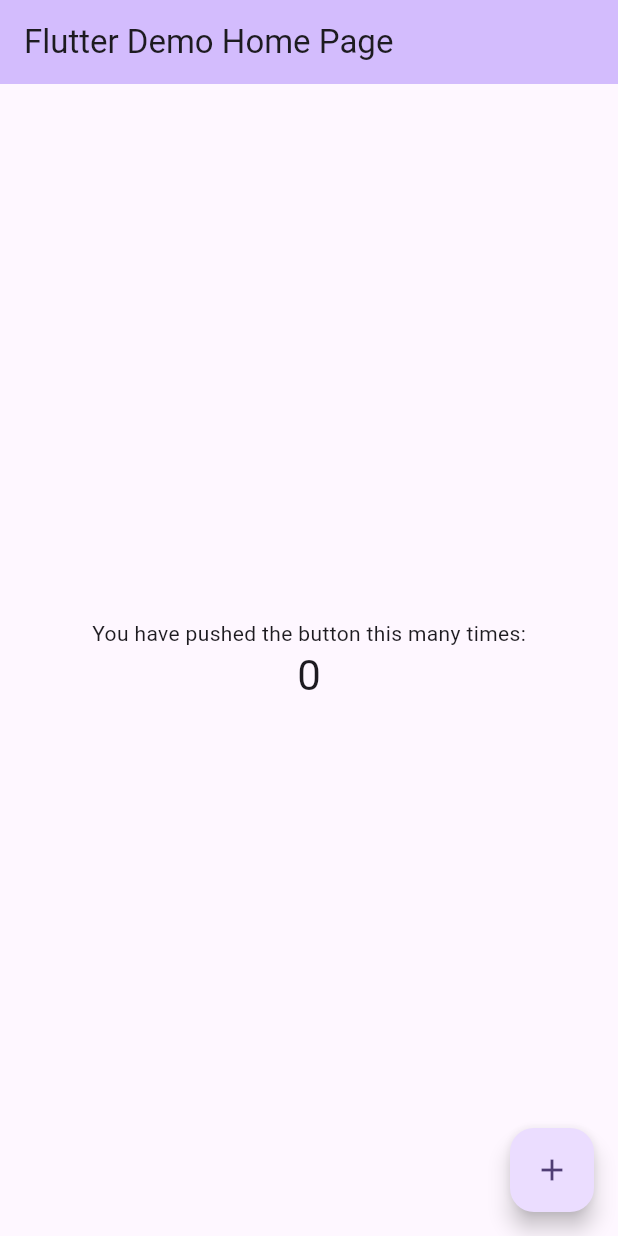
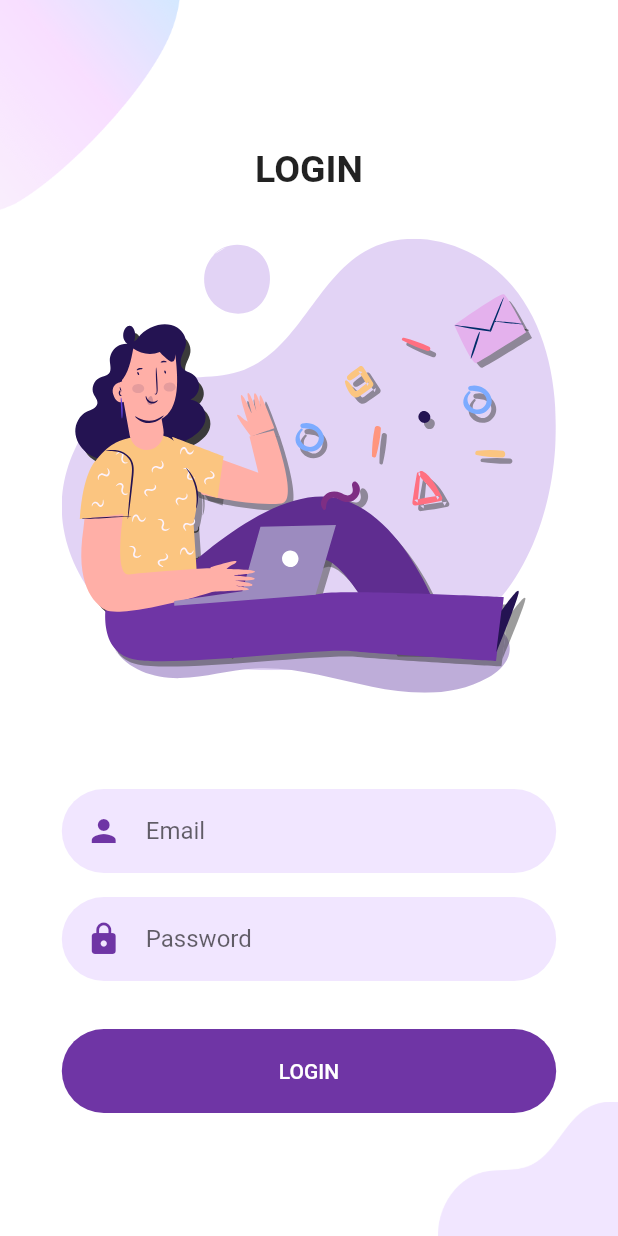
Before and after one commit to Adonis2030/User-Authentication-Flutter-Riverpod, a Flutter app: the screen it shows after launch, on a phone screen of 412 x 824 dp. Run offline on Flutter 3.47's test engine with Material 2 defaults, Android fonts, the phone set to English and light mode, and no system bars; our stand-ins replace flutter_svg, google_fonts.

Commit message:
Created login screen design

```diff
--- /dev/null
+++ b/lib/components/background.dart
@@ -0,0 +1,43 @@
+import 'package:flutter/material.dart';
+
+class Background extends StatelessWidget {
+  final Widget child;
+  const Background({
+    Key? key,
+    required this.child,
+    this.topImage = "assets/images/main_top.png",
+    this.bottomImage = "assets/images/login_bottom.png",
+  }) : super(key: key);
+
+  final String topImage, bottomImage;
+
+  @override
+  Widget build(BuildContext context) {
+    return Scaffold(
+      resizeToAvoidBottomInset: false,
+      body: SizedBox(
+        width: double.infinity,
+        height: MediaQuery.of(context).size.height,
+        child: Stack(
+          alignment: Alignment.center,
+          children: <Widget>[
+            Positioned(
+              top: 0,
+              left: 0,
+              child: Image.asset(
+                topImage,
+                width: 120,
+              ),
+            ),
+            Positioned(
+              bottom: 0,
+              right: 0,
+              child: Image.asset(bottomImage, width: 120),
+            ),
+            SafeArea(child: child),
+          ],
+        ),
+      ),
+    );
+  }
+}
--- /dev/null
+++ b/lib/components/error_message.dart
@@ -0,0 +1,21 @@
+import 'package:flutter/material.dart';
+import 'package:user_authentication/constants/constants.dart';
+
+class ErrorMessage extends StatelessWidget {
+  final String message;
+
+  const ErrorMessage({required this.message, Key? key}) : super(key: key);
+
+  @override
+  Widget build(BuildContext context) {
+    return Padding(
+      padding: const EdgeInsets.symmetric(vertical: Constants.defaultPadding),
+      child: RichText(
+        text: TextSpan(
+          text: message,
+          style: const TextStyle(color: Constants.errorColor),
+        ),
+      ),
+    );
+  }
+}
--- /dev/null
+++ b/lib/components/login/login_button.dart
@@ -0,0 +1,37 @@
+import 'package:flutter/material.dart';
+
+class LoginButton extends StatelessWidget {
+  final TextEditingController emailController;
+  final TextEditingController passwordController;
+  final GlobalKey<FormState> formKey;
+  final Function(String) onError;
+
+  const LoginButton(
+      {required this.emailController,
+      required this.passwordController,
+      required this.formKey,
+      required this.onError,
+      Key? key})
+      : super(key: key);
+
+  @override
+  Widget build(BuildContext context) {
+    return Hero(
+      tag: "login_btn",
+      child: ElevatedButton(
+        onPressed: () async {
+          if (formKey.currentState!.validate()) {
+            final navigator = Navigator.of(context);
+            final body = {
+              "email": emailController.text,
+              "password": passwordController.text
+            };
+          }
+        },
+        child: Text(
+          "Login".toUpperCase(),
+        ),
+      ),
+    );
+  }
+}
--- /dev/null
+++ b/lib/components/login/login_email.dart
@@ -0,0 +1,29 @@
+import 'package:flutter/material.dart';
+import 'package:user_authentication/constants/constants.dart';
+
+class EmailInput extends StatelessWidget {
+  final TextEditingController controller;
+  final FormFieldValidator<String> validator;
+
+  const EmailInput(
+      {required this.controller, required this.validator, Key? key})
+      : super(key: key);
+
+  @override
+  Widget build(BuildContext context) {
+    return TextFormField(
+      keyboardType: TextInputType.emailAddress,
+      textInputAction: TextInputAction.next,
+      cursorColor: Constants.kPrimaryColor,
+      controller: controller,
+      validator: validator,
+      decoration: const InputDecoration(
+        hintText: "Email",
+        prefixIcon: Padding(
+          padding: EdgeInsets.all(Constants.defaultPadding),
+          child: Icon(Icons.person),
+        ),
+      ),
+    );
+  }
+}
--- /dev/null
+++ b/lib/components/login/login_form.dart
@@ -0,0 +1,80 @@
+import 'package:flutter/material.dart';
+import 'package:user_authentication/components/error_message.dart';
+import 'package:user_authentication/components/login/login_email.dart';
+import 'package:user_authentication/components/login/login_password.dart';
+import 'package:user_authentication/components/login/login_button.dart';
+import 'package:user_authentication/constants/constants.dart';
+
+class LoginForm extends StatefulWidget {
+  const LoginForm({Key? key}) : super(key: key);
+
+  @override
+  LoginFormState createState() => LoginFormState();
+}
+
+class LoginFormState extends State<LoginForm> {
+  final emailController = TextEditingController();
+  final passwordController = TextEditingController();
+  final GlobalKey<FormState> _formKey = GlobalKey<FormState>();
+
+  String notification = "";
+  @override
+  void initState() {
+    super.initState();
+  }
+
+  @override
+  void dispose() {
+    emailController.dispose();
+    passwordController.dispose();
+    super.dispose();
+  }
+
+  void handleError(String error) {
+    setState(() {
+      notification = error;
+    });
+  }
+
+  @override
+  Widget build(BuildContext context) {
+    return Form(
+      key: _formKey,
+      child: Column(
+        children: [
+          ErrorMessage(message: notification),
+          EmailInput(
+            controller: emailController,
+            validator: (String? value) {
+              if (value == null ||
+                  !RegExp("^[a-zA-Z0-9+_.-]+@[a-zA-Z0-9.-]+.[a-z]")
+                      .hasMatch(value)) {
+                return 'Please enter a valid Email';
+              }
+              return null;
+            },
+          ),
+          PasswordInput(
+            controller: passwordController,
+            validator: (String? value) {
+              if (value!.isEmpty) {
+                return 'Please enter your password';
+              }
+              return null;
+            },
+          ),
+          const SizedBox(height: Constants.defaultPadding),
+          LoginButton(
+            emailController: emailController,
+            passwordController: passwordController,
+            formKey: _formKey,
+            onError: handleError,
+          ),
+          const SizedBox(
+            height: Constants.defaultPadding,
+          ),
+        ],
+      ),
+    );
+  }
+}
--- /dev/null
+++ b/lib/components/login/login_password.dart
@@ -0,0 +1,32 @@
+import 'package:flutter/material.dart';
+import 'package:user_authentication/constants/constants.dart';
+
+class PasswordInput extends StatelessWidget {
+  final TextEditingController controller;
+  final FormFieldValidator<String> validator;
+
+  const PasswordInput(
+      {required this.controller, required this.validator, Key? key})
+      : super(key: key);
+
+  @override
+  Widget build(BuildContext context) {
+    return Padding(
+      padding: const EdgeInsets.symmetric(vertical: Constants.defaultPadding),
+      child: TextFormField(
+        textInputAction: TextInputAction.done,
+        obscureText: true,
+        cursorColor: Constants.kPrimaryColor,
+        controller: controller,
+        validator: validator,
+        decoration: const InputDecoration(
+          hintText: "Password",
+          prefixIcon: Padding(
+            padding: EdgeInsets.all(Constants.defaultPadding),
+            child: Icon(Icons.lock),
+          ),
+        ),
+      ),
+    );
+  }
+}
--- /dev/null
+++ b/lib/components/login/login_screen_top_image.dart
@@ -0,0 +1,35 @@
+import 'package:flutter/material.dart';
+import 'package:flutter_svg/flutter_svg.dart';
+import 'package:google_fonts/google_fonts.dart';
+import 'package:user_authentication/constants/constants.dart';
+
+class LoginScreenTopImage extends StatelessWidget {
+  const LoginScreenTopImage({
+    Key? key,
+  }) : super(key: key);
+
+  @override
+  Widget build(BuildContext context) {
+    return Column(
+      children: [
+        const SizedBox(height: Constants.defaultPadding * 2),
+        Text(
+          "LOGIN",
+          style: GoogleFonts.roboto(fontSize: 25, fontWeight: FontWeight.bold),
+        ),
+        const SizedBox(height: Constants.defaultPadding * 2),
+        Row(
+          children: [
+            const Spacer(),
+            Expanded(
+              flex: 8,
+              child: SvgPicture.asset('assets/svg/login.svg'),
+            ),
+            const Spacer(),
+          ],
+        ),
+        const SizedBox(height: Constants.defaultPadding),
+      ],
+    );
+  }
+}
--- /dev/null
+++ b/lib/constants/constants.dart
@@ -0,0 +1,9 @@
+import 'package:flutter/material.dart';
+
+abstract class Constants {
+  static const kPrimaryColor = Color(0xFF6F35A5);
+  static const kPrimaryLightColor = Color(0xFFF1E6FF);
+  static const errorColor = Color(0xFFF53636);
+
+  static const double defaultPadding = 16.0;
+}
--- a/lib/main.dart
+++ b/lib/main.dart
@@ -1,4 +1,6 @@
 import 'package:flutter/material.dart';
+import 'package:user_authentication/constants/constants.dart';
+import 'package:user_authentication/screens/login_screen.dart';
 
 void main() {
   runApp(const MyApp());
@@ -11,115 +13,34 @@ class MyApp extends StatelessWidget {
   @override
   Widget build(BuildContext context) {
     return MaterialApp(
-      title: 'Flutter Demo',
+      debugShowCheckedModeBanner: false,
+      title: 'User Authentication',
       theme: ThemeData(
-        // This is the theme of your application.
-        //
-        // TRY THIS: Try running your application with "flutter run". You'll see
-        // the application has a blue toolbar. Then, without quitting the app,
-        // try changing the seedColor in the colorScheme below to Colors.green
-        // and then invoke "hot reload" (save your changes or press the "hot
-        // reload" button in a Flutter-supported IDE, or press "r" if you used
-        // the command line to start the app).
-        //
-        // Notice that the counter didn't reset back to zero; the application
-        // state is not lost during the reload. To reset the state, use hot
-        // restart instead.
-        //
-        // This works for code too, not just values: Most code changes can be
-        // tested with just a hot reload.
-        colorScheme: ColorScheme.fromSeed(seedColor: Colors.deepPurple),
-        useMaterial3: true,
-      ),
-      home: const MyHomePage(title: 'Flutter Demo Home Page'),
+          primaryColor: Constants.kPrimaryColor,
+          scaffoldBackgroundColor: Colors.white,
+          elevatedButtonTheme: ElevatedButtonThemeData(
+            style: ElevatedButton.styleFrom(
+              elevation: 0,
+              backgroundColor: Constants.kPrimaryColor,
+              shape: const StadiumBorder(),
+              maximumSize: const Size(double.infinity, 56),
+              minimumSize: const Size(double.infinity, 56),
+            ),
+          ),
+          inputDecorationTheme: const InputDecorationTheme(
+            filled: true,
+            fillColor: Constants.kPrimaryLightColor,
+            iconColor: Constants.kPrimaryColor,
+            prefixIconColor: Constants.kPrimaryColor,
+            contentPadding: EdgeInsets.symmetric(
+                horizontal: Constants.defaultPadding,
+                vertical: Constants.defaultPadding),
+            border: OutlineInputBorder(
+              borderRadius: BorderRadius.all(Radius.circular(30)),
+              borderSide: BorderSide.none,
+            ),
+          )),
+      home: const LoginScreen(),
     );
   }
 }
-
-class MyHomePage extends StatefulWidget {
-  const MyHomePage({super.key, required this.title});
-
-  // This widget is the home page of your application. It is stateful, meaning
-  // that it has a State object (defined below) that contains fields that affect
-  // how it looks.
-
-  // This class is the configuration for the state. It holds the values (in this
-  // case the title) provided by the parent (in this case the App widget) and
-  // used by the build method of the State. Fields in a Widget subclass are
-  // always marked "final".
-
-  final String title;
-
-  @override
-  State<MyHomePage> createState() => _MyHomePageState();
-}
-
-class _MyHomePageState extends State<MyHomePage> {
-  int _counter = 0;
-
-  void _incrementCounter() {
-    setState(() {
-      // This call to setState tells the Flutter framework that something has
-      // changed in this State, which causes it to rerun the build method below
-      // so that the display can reflect the updated values. If we changed
-      // _counter without calling setState(), then the build method would not be
-      // called again, and so nothing would appear to happen.
-      _counter++;
-    });
-  }
-
-  @override
-  Widget build(BuildContext context) {
-    // This method is rerun every time setState is called, for instance as done
-    // by the _incrementCounter method above.
-    //
-    // The Flutter framework has been optimized to make rerunning build methods
-    // fast, so that you can just rebuild anything that needs updating rather
-    // than having to individually change instances of widgets.
-    return Scaffold(
-      appBar: AppBar(
-        // TRY THIS: Try changing the color here to a specific color (to
-        // Colors.amber, perhaps?) and trigger a hot reload to see the AppBar
-        // change color while the other colors stay the same.
-        backgroundColor: Theme.of(context).colorScheme.inversePrimary,
-        // Here we take the value from the MyHomePage object that was created by
-        // the App.build method, and use it to set our appbar title.
-        title: Text(widget.title),
-      ),
-      body: Center(
-        // Center is a layout widget. It takes a single child and positions it
-        // in the middle of the parent.
-        child: Column(
-          // Column is also a layout widget. It takes a list of children and
-          // arranges them vertically. By default, it sizes itself to fit its
-          // children horizontally, and tries to be as tall as its parent.
-          //
-          // Column has various properties to control how it sizes itself and
-          // how it positions its children. Here we use mainAxisAlignment to
-          // center the children vertically; the main axis here is the vertical
-          // axis because Columns are vertical (the cross axis would be
-          // horizontal).
-          //
-          // TRY THIS: Invoke "debug painting" (choose the "Toggle Debug Paint"
-          // action in the IDE, or press "p" in the console), to see the
-          // wireframe for each widget.
-          mainAxisAlignment: MainAxisAlignment.center,
-          children: <Widget>[
-            const Text(
-              'You have pushed the button this many times:',
-            ),
-            Text(
-              '$_counter',
-              style: Theme.of(context).textTheme.headlineMedium,
-            ),
-          ],
-        ),
-      ),
-      floatingActionButton: FloatingActionButton(
-        onPressed: _incrementCounter,
-        tooltip: 'Increment',
-        child: const Icon(Icons.add),
-      ), // This trailing comma makes auto-formatting nicer for build methods.
-    );
-  }
-}
--- /dev/null
+++ b/lib/screens/login_screen.dart
@@ -0,0 +1,66 @@
+import 'package:flutter/material.dart';
+import 'package:user_authentication/constants/constants.dart';
+import 'package:user_authentication/utils/responsive.dart';
+import 'package:user_authentication/components/background.dart';
+import 'package:user_authentication/components/login/login_screen_top_image.dart';
+import 'package:user_authentication/components/login/login_form.dart';
+
+class LoginScreen extends StatelessWidget {
+  const LoginScreen({Key? key}) : super(key: key);
+
+  @override
+  Widget build(BuildContext context) {
+    return const Background(
+      child: SingleChildScrollView(
+        child: Responsive(
+          mobile: MobileLoginScreen(),
+          desktop: Row(
+            children: [
+              Expanded(
+                child: LoginScreenTopImage(),
+              ),
+              Expanded(
+                child: Row(
+                  mainAxisAlignment: MainAxisAlignment.center,
+                  children: [
+                    SizedBox(
+                      width: 450,
+                      child: LoginForm(),
+                    ),
+                    SizedBox(height: Constants.defaultPadding * 2),
+                  ],
+                ),
+              ),
+            ],
+          ),
+        ),
+      ),
+    );
+  }
+}
+
+class MobileLoginScreen extends StatelessWidget {
+  const MobileLoginScreen({
+    Key? key,
+  }) : super(key: key);
+
+  @override
+  Widget build(BuildContext context) {
+    return const Column(
+      mainAxisAlignment: MainAxisAlignment.center,
+      children: <Widget>[
+        LoginScreenTopImage(),
+        Row(
+          children: [
+            Spacer(),
+            Expanded(
+              flex: 8,
+              child: LoginForm(),
+            ),
+            Spacer(),
+          ],
+        ),
+      ],
+    );
+  }
+}
--- /dev/null
+++ b/lib/utils/responsive.dart
@@ -0,0 +1,36 @@
+import 'package:flutter/material.dart';
+
+class Responsive extends StatelessWidget {
+  final Widget mobile;
+  final Widget? tablet;
+  final Widget desktop;
+
+  const Responsive({
+    Key? key,
+    required this.mobile,
+    this.tablet,
+    required this.desktop,
+  }) : super(key: key);
+
+  static bool isMobile(BuildContext context) =>
+      MediaQuery.of(context).size.width < 576;
+
+  static bool isTablet(BuildContext context) =>
+      MediaQuery.of(context).size.width >= 576 &&
+      MediaQuery.of(context).size.width <= 992;
+
+  static bool isDesktop(BuildContext context) =>
+      MediaQuery.of(context).size.width > 992;
+
+  @override
+  Widget build(BuildContext context) {
+    final Size size = MediaQuery.of(context).size;
+    if (size.width > 992) {
+      return desktop;
+    } else if (size.width >= 576 && tablet != null) {
+      return tablet!;
+    } else {
+      return mobile;
+    }
+  }
+}
```
Also changed, not shown: pubspec.yaml (+10 -8 lines), assets/images/login_bottom.png (added), assets/images/main_top.png (added), assets/svg/login.svg (added), pubspec.lock, 2 other files.
